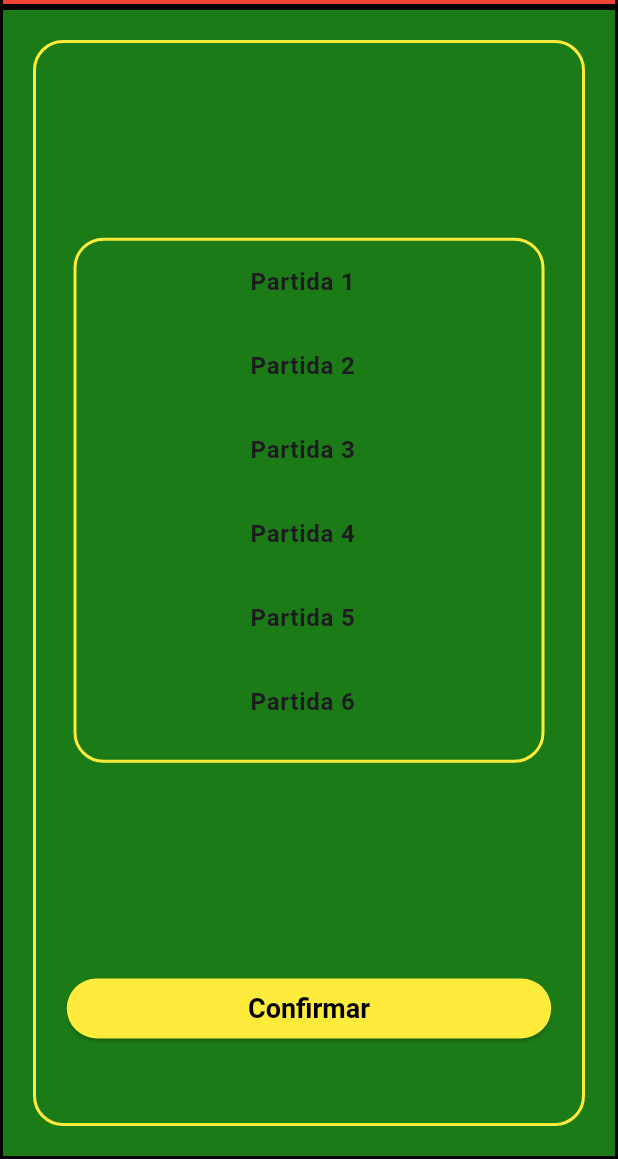
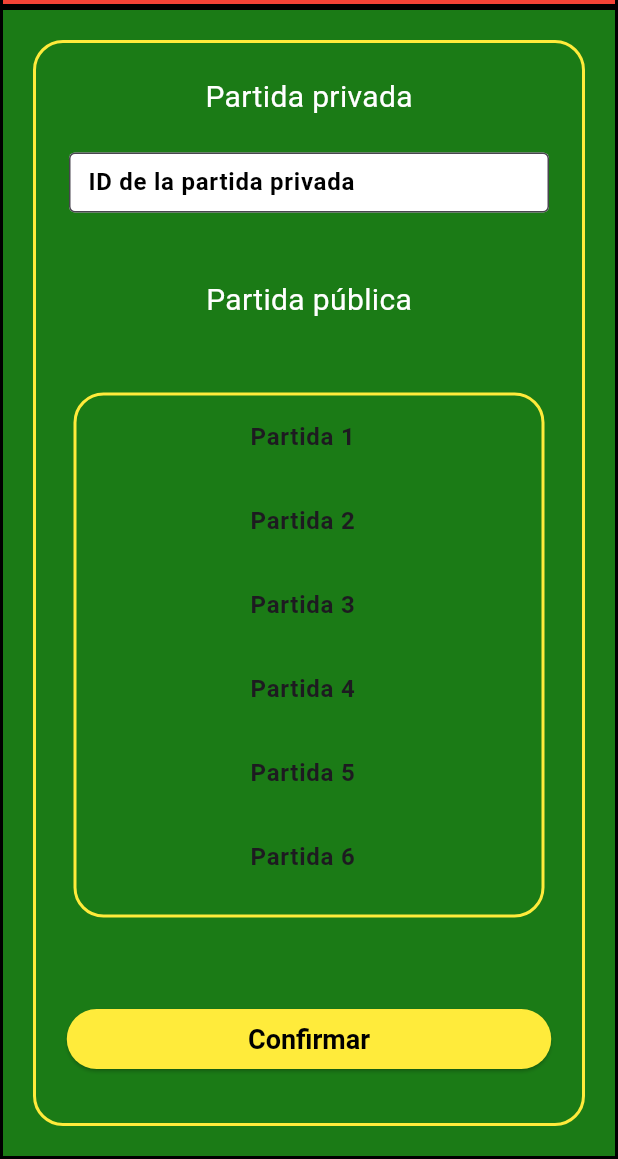
Before and after one commit to UNIZAR-30226-2024-13/Frontend-Movil, a Flutter app: the MenuUnion screen opened directly, on a phone screen of 412 x 824 dp, the part 77-1236 px from its top. Run offline on Flutter 3.47's test engine with Material 3 defaults, Android fonts, the phone set to English and light mode, and no system bars.

Commit message:
Unirse a partida adaptado

```diff
--- a/lib/main.dart
+++ b/lib/main.dart
@@ -191,7 +191,6 @@ Widget botonAcceder() {
 }
 
 
-//Text(_registrado ? "Ok" : "No registrado")
 void mostrarAlerta(BuildContext context, String mensaje) {
   showDialog(
     barrierDismissible: false,
--- a/lib/menuUnion.dart
+++ b/lib/menuUnion.dart
@@ -22,13 +22,16 @@ class _MenuUnionState extends State<MenuUnion> {
     "Partida 7",
   ];
 
-  String id_partida = "";
+  String id_partida_publica = "";
+  String? _selectedPartida;
 
-  String? _selectedPartida;
+  TextEditingController _id_partida_privada = TextEditingController();
+  String id_partida_privada = "";
 
   @override
   Widget build(BuildContext context) {
     return Scaffold(
+      resizeToAvoidBottomInset: false,
       appBar: AppBar(
         backgroundColor: Colors.red,
         shape: Border.all(color: Colors.black, width: 2.0),
@@ -66,13 +69,42 @@ class _MenuUnionState extends State<MenuUnion> {
           child: Column(
               mainAxisAlignment: MainAxisAlignment.spaceEvenly,
               children: <Widget>[
-                Container(
-                  margin: EdgeInsets.all(10),
-                  decoration: BoxDecoration(borderRadius: BorderRadius.circular(20)),
+                Text(
+                  "Partida privada",
+                  style: TextStyle(
+                    color: Colors.white,
+                    fontSize: 20, // Puedes ajustar el tamaño de la fuente aquí
+                  ),
+                ),
+                SizedBox(
+                  width: 320.0,
+                  height: 40.0,
+                  child: TextField(
+                    controller: _id_partida_privada,
+                    textAlign: TextAlign.center,
+                    decoration: InputDecoration(
+                      border: OutlineInputBorder(),
+                      labelText: "  ID de la partida privada",
+                      labelStyle: TextStyle(fontWeight: FontWeight.bold, color: Colors.black),
+                      filled: true,
+                      fillColor: Colors.white,
+                      contentPadding: EdgeInsets.symmetric(vertical: 10.0),
+                    ),
+                  ),
+                ),
+                SizedBox(height: 0.01,),
+                Text(
+                  "Partida pública",
+                  style: TextStyle(
+                    //fontWeight: FontWeight.bold,
+                    color: Colors.white,
+                    fontSize: 20, // Puedes ajustar el tamaño de la fuente aquí
+                  ),
                 ),
                 Container(
                   margin: EdgeInsets.all(25),
                   height: 350,
+                  // Borde amarillo de la lista de partidas
                   decoration: BoxDecoration(
                       border: Border.all(color: Colors.yellow, width: 2.0),
                       borderRadius: BorderRadius.circular(20)),
@@ -90,7 +122,7 @@ class _MenuUnionState extends State<MenuUnion> {
                           setState(() {
                             _selectedPartida = partida;
                           });
-                          id_partida = partida;
+                          id_partida_publica = partida;
                         },
                         selected: _selectedPartida == partida,
                         tileColor: Colors.white,
@@ -98,9 +130,6 @@ class _MenuUnionState extends State<MenuUnion> {
                     },
                   ),
                 ),
-                Container(
-                    margin: EdgeInsets.all(10),
-                    decoration: BoxDecoration(borderRadius: BorderRadius.circular(20))),
                 Container(
                     margin: EdgeInsets.all(10),
                     decoration: BoxDecoration(borderRadius: BorderRadius.circular(20)),
@@ -112,10 +141,21 @@ class _MenuUnionState extends State<MenuUnion> {
                             backgroundColor: MaterialStateProperty.all(Colors.yellow),
                             foregroundColor: MaterialStateProperty.all(Colors.black),
                             textStyle: MaterialStateProperty.all(TextStyle(
-                                fontSize: 18,
-                                fontWeight: FontWeight.bold))),
+                              fontSize: 18,
+                              fontWeight: FontWeight.bold))),
                         onPressed: () {
-                          moverse_a_juego(widget.juego, context);
+                          if (id_partida_publica.isEmpty && _id_partida_privada.text.isEmpty) {
+                            mostrarAlerta(context, "Debes seleccionar una partida");
+                          }
+                          else if (!id_partida_publica.isEmpty && !_id_partida_privada.text.isEmpty) {
+                            mostrarAlerta(context, "Debes seleccionar una única partida");
+                          }
+                          else if (!id_partida_publica.isEmpty) {
+                            moverse_a_juego(widget.juego, context);
+                          }
+                          else if (!_id_partida_privada.text.isEmpty) {
+                            moverse_a_juego(widget.juego, context);
+                          }
                         },
                       ),
                     )),
@@ -126,7 +166,7 @@ class _MenuUnionState extends State<MenuUnion> {
   }
 
   void moverse_a_juego(String juego, BuildContext context) {
-    // Tienes el ID en id_partida
+    // Tienes el ID en id_partida_publica
     if (juego == "blackjack") {
       Navigator.push(
           context, MaterialPageRoute(builder: (context) => Blackjack()));
@@ -138,3 +178,23 @@ class _MenuUnionState extends State<MenuUnion> {
     }
   }
 }
+
+void mostrarAlerta(BuildContext context, String mensaje) {
+  showDialog(
+    barrierDismissible: false,
+    context: context,
+    builder:  (context) => AlertDialog(
+      title: Text("Selección incorrecta"),
+      content: Text(mensaje),
+      actions: <Widget>
+      [
+        TextButton(
+          onPressed: () {
+            Navigator.pop(context);
+          },
+          child: Text("Reintentar")
+        )
+      ]
+    )
+  );
+}
```
